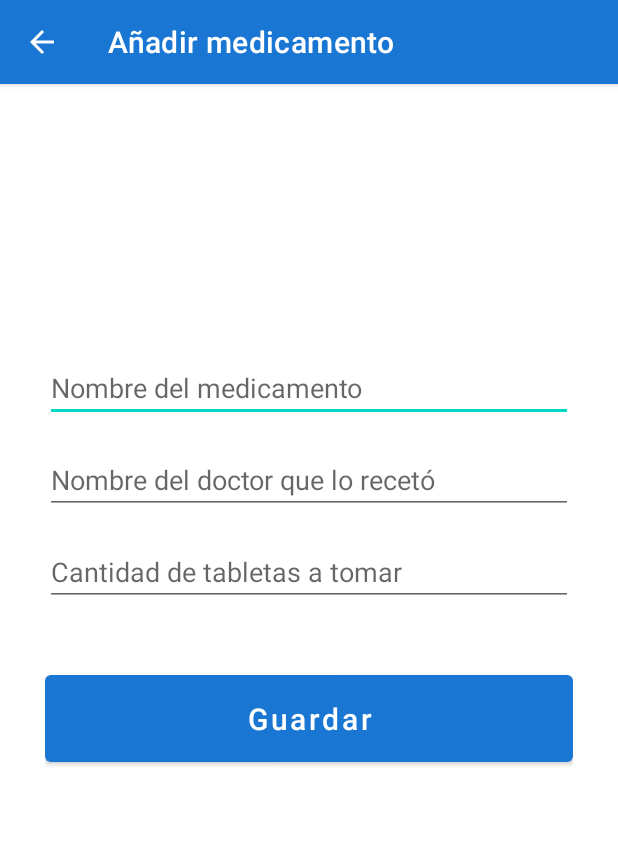
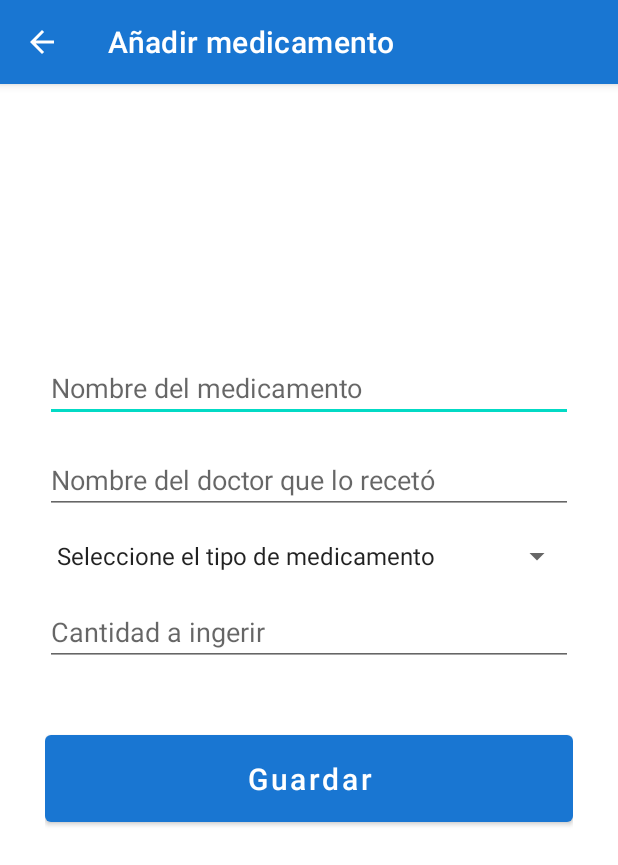
Before and after one commit to Lawliet25/MyMedsDSM, an Android app: the screen it shows after launch (AddActivity), after a tap on an icon or button, on a phone screen of 412 x 824 dp. Shown: the top 865 px of the screen. Run offline under Robolectric (Android 15) with nearby library versions, the phone set to English and light mode, and no system bars.

Commit message:
Se agregó spinner con tipo de medicamento

```diff
--- a/app/src/main/java/com/example/mymedsdsm/AddActivity.java
+++ b/app/src/main/java/com/example/mymedsdsm/AddActivity.java
@@ -7,10 +7,12 @@ import android.os.Bundle;
 import android.view.View;
 import android.widget.Button;
 import android.widget.EditText;
+import android.widget.Spinner;
 
 public class AddActivity extends AppCompatActivity {
 
     EditText title_input, doctor_input, cant_input;
+    Spinner type_input;
     Button add_button;
 
     @Override
@@ -21,14 +23,17 @@ public class AddActivity extends AppCompatActivity {
         title_input = findViewById(R.id.title_input);
         doctor_input = findViewById(R.id.doctor_input);
         cant_input = findViewById(R.id.cant_input);
+        type_input = findViewById(R.id.type_input);
         add_button = findViewById(R.id.add_button);
+
         add_button.setOnClickListener(new View.OnClickListener() {
             @Override
             public void onClick(View view) {
                 MyDatabaseHelper myDB = new MyDatabaseHelper(AddActivity.this);
                 myDB.addMed(title_input.getText().toString().trim(),
                         doctor_input.getText().toString().trim(),
-                        Integer.valueOf(cant_input.getText().toString().trim()));
+                        Integer.valueOf(cant_input.getText().toString().trim()),
+                        type_input.getSelectedItem().toString().trim());
 
                 Intent intent = new Intent(AddActivity.this, MainActivity.class);
                 startActivity(intent);
--- a/app/src/main/java/com/example/mymedsdsm/CustomAdapter.java
+++ b/app/src/main/java/com/example/mymedsdsm/CustomAdapter.java
@@ -22,16 +22,17 @@ public class CustomAdapter extends RecyclerView.Adapter<CustomAdapter.MyViewHold
 
     private Context context;
     private Activity activity;
-    private ArrayList med_id, med_title, med_doctor, med_cant;
+    private ArrayList med_id, med_title, med_doctor, med_cant, med_type;
 
     CustomAdapter(Activity activity, Context context, ArrayList med_id, ArrayList med_title, ArrayList med_doctor,
-                  ArrayList med_cant){
+                  ArrayList med_cant, ArrayList med_type){
         this.activity = activity;
         this.context = context;
         this.med_id = med_id;
         this.med_title = med_title;
         this.med_doctor = med_doctor;
         this.med_cant = med_cant;
+        this.med_type = med_type;
     }
 
     @NonNull
@@ -45,10 +46,11 @@ public class CustomAdapter extends RecyclerView.Adapter<CustomAdapter.MyViewHold
     @RequiresApi(api = Build.VERSION_CODES.M)
     @Override
     public void onBindViewHolder(@NonNull final MyViewHolder holder, final int position) {
-        holder.med_id_txt.setText(String.valueOf(med_id.get(position)));
+        holder.med_id_txt.setText(String.valueOf("ID: " + med_id.get(position)));
         holder.med_title_txt.setText(String.valueOf(med_title.get(position)));
-        holder.med_doctor_txt.setText(String.valueOf(med_doctor.get(position)));
+        holder.med_doctor_txt.setText(String.valueOf("Doctor: " + med_doctor.get(position)));
         holder.med_cant_txt.setText(String.valueOf(med_cant.get(position)));
+        holder.med_type_txt.setText(String.valueOf("Tipo: " + med_type.get(position)));
         //Recyclerview onClickListener
         holder.mainLayout.setOnClickListener(new View.OnClickListener() {
             @Override
@@ -58,6 +60,7 @@ public class CustomAdapter extends RecyclerView.Adapter<CustomAdapter.MyViewHold
                 intent.putExtra("title", String.valueOf(med_title.get(position)));
                 intent.putExtra("doctor", String.valueOf(med_doctor.get(position)));
                 intent.putExtra("cant", String.valueOf(med_cant.get(position)));
+                intent.putExtra("type", String.valueOf(med_type.get(position)));
                 activity.startActivityForResult(intent, 1);
             }
         });
@@ -72,7 +75,7 @@ public class CustomAdapter extends RecyclerView.Adapter<CustomAdapter.MyViewHold
 
     class MyViewHolder extends RecyclerView.ViewHolder {
 
-        TextView med_id_txt, med_title_txt, med_doctor_txt, med_cant_txt;
+        TextView med_id_txt, med_title_txt, med_doctor_txt, med_cant_txt, med_type_txt;
         LinearLayout mainLayout;
 
         MyViewHolder(@NonNull View itemView) {
@@ -81,6 +84,7 @@ public class CustomAdapter extends RecyclerView.Adapter<CustomAdapter.MyViewHold
             med_title_txt = itemView.findViewById(R.id.med_title_txt);
             med_doctor_txt = itemView.findViewById(R.id.med_doctor_txt);
             med_cant_txt = itemView.findViewById(R.id.med_cant_txt);
+            med_type_txt = itemView.findViewById(R.id.med_type_txt);
             mainLayout = itemView.findViewById(R.id.mainLayout);
             //Animate Recyclerview
             Animation translate_anim = AnimationUtils.loadAnimation(context, R.anim.translate_anim);
--- a/app/src/main/java/com/example/mymedsdsm/MainActivity.java
+++ b/app/src/main/java/com/example/mymedsdsm/MainActivity.java
@@ -28,7 +28,7 @@ public class MainActivity extends AppCompatActivity {
     TextView no_data;
 
     MyDatabaseHelper myDB;
-    ArrayList<String> med_id, med_title, med_doctor, med_cant;
+    ArrayList<String> med_id, med_title, med_doctor, med_cant, med_type;
     CustomAdapter customAdapter;
 
     @Override
@@ -53,11 +53,12 @@ public class MainActivity extends AppCompatActivity {
         med_title = new ArrayList<>();
         med_doctor = new ArrayList<>();
         med_cant = new ArrayList<>();
+        med_type = new ArrayList<>();
 
         storeDataInArrays();
 
         customAdapter = new CustomAdapter(MainActivity.this,this, med_id, med_title, med_doctor,
-                med_cant);
+                med_cant, med_type);
         recyclerView.setAdapter(customAdapter);
         recyclerView.setLayoutManager(new LinearLayoutManager(MainActivity.this));
 
@@ -82,6 +83,7 @@ public class MainActivity extends AppCompatActivity {
                 med_title.add(cursor.getString(1));
                 med_doctor.add(cursor.getString(2));
                 med_cant.add(cursor.getString(3));
+                med_type.add(cursor.getString(4));
             }
             empty_imageview.setVisibility(View.GONE);
             no_data.setVisibility(View.GONE);
--- a/app/src/main/java/com/example/mymedsdsm/MyDatabaseHelper.java
+++ b/app/src/main/java/com/example/mymedsdsm/MyDatabaseHelper.java
@@ -19,6 +19,7 @@ class MyDatabaseHelper extends SQLiteOpenHelper {
     private static final String COLUMN_TITLE = "med_title";
     private static final String COLUMN_DOCTOR = "med_doctor";
     private static final String COLUMN_CANT = "med_cant";
+    private static final String COLUMN_TYPE = "med_type";
 
     MyDatabaseHelper(@Nullable Context context) {
         super(context, DATABASE_NAME, null, DATABASE_VERSION);
@@ -31,7 +32,8 @@ class MyDatabaseHelper extends SQLiteOpenHelper {
                 " (" + COLUMN_ID + " INTEGER PRIMARY KEY AUTOINCREMENT, " +
                 COLUMN_TITLE + " TEXT, " +
                 COLUMN_DOCTOR + " TEXT, " +
-                COLUMN_CANT + " INTEGER);";
+                COLUMN_CANT + " INTEGER, " +
+                COLUMN_TYPE + " TEXT);";
         db.execSQL(query);
     }
     @Override
@@ -40,16 +42,17 @@ class MyDatabaseHelper extends SQLiteOpenHelper {
         onCreate(db);
     }
 
-    void addMed(String title, String doctor, int cant){
+    void addMed(String title, String doctor, int cant, String type){
         SQLiteDatabase db = this.getWritableDatabase();
         ContentValues cv = new ContentValues();
 
         cv.put(COLUMN_TITLE, title);
         cv.put(COLUMN_DOCTOR, doctor);
         cv.put(COLUMN_CANT, cant);
+        cv.put(COLUMN_TYPE, type);
         long result = db.insert(TABLE_NAME,null, cv);
         if(result == -1){
-            Toast.makeText(context, "Error", Toast.LENGTH_SHORT).show();
+            Toast.makeText(context, "Error al agregar", Toast.LENGTH_SHORT).show();
         }else {
             Toast.makeText(context, "¡Medicamento agregado exitosamente!", Toast.LENGTH_SHORT).show();
         }
@@ -66,16 +69,17 @@ class MyDatabaseHelper extends SQLiteOpenHelper {
         return cursor;
     }
 
-    void updateData(String row_id, String title, String doctor, String cant){
+    void updateData(String row_id, String title, String doctor, String cant, String type){
         SQLiteDatabase db = this.getWritableDatabase();
         ContentValues cv = new ContentValues();
         cv.put(COLUMN_TITLE, title);
         cv.put(COLUMN_DOCTOR, doctor);
         cv.put(COLUMN_CANT, cant);
+        cv.put(COLUMN_TYPE, type);
 
         long result = db.update(TABLE_NAME, cv, "_id=?", new String[]{row_id});
         if(result == -1){
-            Toast.makeText(context, "Error", Toast.LENGTH_SHORT).show();
+            Toast.makeText(context, "Error al actualizar", Toast.LENGTH_SHORT).show();
         }else {
             Toast.makeText(context, "¡Medicamento actualizado exitosamente!", Toast.LENGTH_SHORT).show();
         }
@@ -86,7 +90,7 @@ class MyDatabaseHelper extends SQLiteOpenHelper {
         SQLiteDatabase db = this.getWritableDatabase();
         long result = db.delete(TABLE_NAME, "_id=?", new String[]{row_id});
         if(result == -1){
-            Toast.makeText(context, "Error.", Toast.LENGTH_SHORT).show();
+            Toast.makeText(context, "Error al eliminar", Toast.LENGTH_SHORT).show();
         }else{
             Toast.makeText(context, "Medicamento eliminado exitosamente", Toast.LENGTH_SHORT).show();
         }
--- a/app/src/main/res/layout/activity_add.xml
+++ b/app/src/main/res/layout/activity_add.xml
@@ -31,17 +31,28 @@
         app:layout_constraintStart_toStartOf="parent"
         app:layout_constraintTop_toBottomOf="@+id/title_input" />
 
+    <Spinner
+        android:id="@+id/type_input"
+        android:layout_width="match_parent"
+        android:layout_height="wrap_content"
+        android:layout_marginTop="16dp"
+        android:ems="10"
+        android:entries="@array/opciones_med"
+        app:layout_constraintEnd_toEndOf="parent"
+        app:layout_constraintStart_toStartOf="parent"
+        app:layout_constraintTop_toBottomOf="@+id/doctor_input"/>
+
     <EditText
         android:id="@+id/cant_input"
         android:layout_width="match_parent"
         android:layout_height="wrap_content"
         android:layout_marginTop="16dp"
         android:ems="10"
-        android:hint="Cantidad de tabletas a tomar"
+        android:hint="Cantidad a ingerir"
         android:inputType="number"
         app:layout_constraintEnd_toEndOf="parent"
         app:layout_constraintStart_toStartOf="parent"
-        app:layout_constraintTop_toBottomOf="@+id/doctor_input" />
+        app:layout_constraintTop_toBottomOf="@+id/type_input" />
 
     <Button
         android:id="@+id/add_button"
--- a/app/src/main/res/values/strings.xml
+++ b/app/src/main/res/values/strings.xml
@@ -1,3 +1,9 @@
 <resources>
     <string name="app_name">MyMedsDSM</string>
+    <string-array name="opciones_med">
+        <item>Seleccione el tipo de medicamento</item>
+        <item>Tabletas o cápsulas</item>
+        <item>Bebible</item>
+        <item>Inyectable</item>
+    </string-array>
 </resources>
```
Also changed, not shown: app/src/main/java/com/example/mymedsdsm/UpdateActivity.java (+18 -4 lines), app/src/main/res/layout/activity_update.xml (+12 -2 lines), app/src/main/res/layout/my_row.xml (+14 -6 lines).
